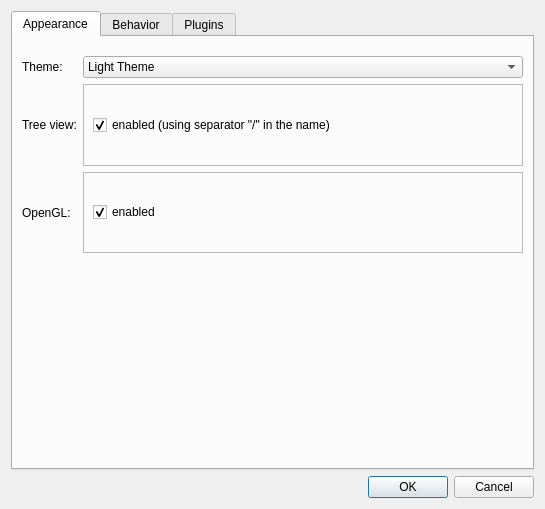
Before: the Qt Designer form plotjuggler_app/preferences_dialog.ui in ros2-gbp/plotjuggler-release, drawn with Qt 5.
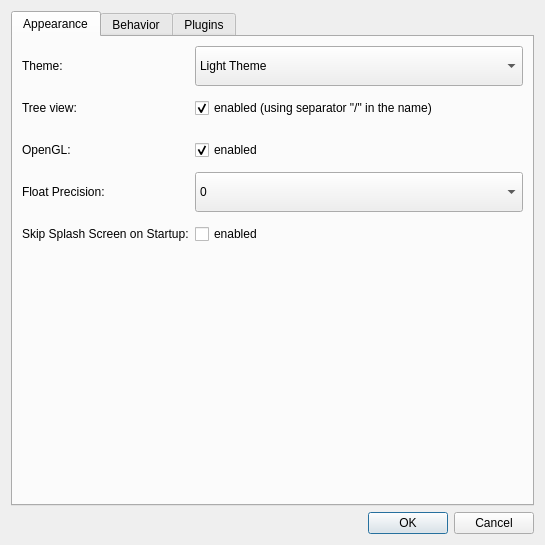
After: the same form once the commit is applied.

```diff
--- a/plotjuggler_app/preferences_dialog.ui
+++ b/plotjuggler_app/preferences_dialog.ui
@@ -7,7 +7,7 @@
     <x>0</x>
     <y>0</y>
     <width>545</width>
-    <height>509</height>
+    <height>545</height>
    </rect>
   </property>
   <property name="minimumSize">
@@ -32,17 +32,19 @@
       <attribute name="title">
        <string>Appearance</string>
       </attribute>
-      <layout class="QVBoxLayout" name="verticalLayout_8">
+      <layout class="QVBoxLayout" name="verticalLayout_5">
        <item>
-        <layout class="QFormLayout" name="formLayout_3">
-         <property name="fieldGrowthPolicy">
-          <enum>QFormLayout::ExpandingFieldsGrow</enum>
+        <layout class="QVBoxLayout" name="verticalLayout_4" stretch="0,1">
+         <item>
+          <layout class="QFormLayout" name="formLayout">
+           <property name="labelAlignment">
+            <set>Qt::AlignLeading|Qt::AlignLeft|Qt::AlignVCenter</set>
          </property>
          <property name="formAlignment">
-          <set>Qt::AlignCenter</set>
-         </property>
-         <property name="topMargin">
-          <number>10</number>
+            <set>Qt::AlignLeading|Qt::AlignLeft|Qt::AlignVCenter</set>
+           </property>
+           <property name="verticalSpacing">
+            <number>2</number>
          </property>
          <item row="0" column="0">
           <widget class="QLabel" name="label">
@@ -52,6 +54,12 @@
              <verstretch>0</verstretch>
             </sizepolicy>
            </property>
+             <property name="minimumSize">
+              <size>
+               <width>0</width>
+               <height>40</height>
+              </size>
+             </property>
            <property name="text">
             <string>Theme:</string>
            </property>
@@ -65,6 +73,12 @@
              <verstretch>0</verstretch>
             </sizepolicy>
            </property>
+             <property name="minimumSize">
+              <size>
+               <width>0</width>
+               <height>40</height>
+              </size>
+             </property>
            <item>
             <property name="text">
              <string>Light Theme</string>
@@ -100,28 +114,13 @@
           </widget>
          </item>
          <item row="1" column="1">
-          <widget class="QFrame" name="frame_2">
-           <property name="sizePolicy">
-            <sizepolicy hsizetype="Expanding" vsizetype="Preferred">
-             <horstretch>0</horstretch>
-             <verstretch>0</verstretch>
-            </sizepolicy>
-           </property>
-           <property name="minimumSize">
-            <size>
-             <width>0</width>
-             <height>40</height>
-            </size>
-           </property>
-           <property name="frameShape">
-            <enum>QFrame::StyledPanel</enum>
-           </property>
-           <property name="frameShadow">
-            <enum>QFrame::Raised</enum>
-           </property>
-           <layout class="QVBoxLayout" name="verticalLayout_4">
-            <item>
              <widget class="QCheckBox" name="checkBoxSeparator">
+             <property name="minimumSize">
+              <size>
+               <width>0</width>
+               <height>40</height>
+              </size>
+             </property>
               <property name="toolTip">
                <string>&lt;html&gt;&lt;head/&gt;&lt;body&gt;&lt;p&gt;Change will not be applied to existing timeseries.&lt;/p&gt;&lt;/body&gt;&lt;/html&gt;</string>
               </property>
@@ -133,9 +132,6 @@
               </property>
              </widget>
             </item>
-           </layout>
-          </widget>
-         </item>
          <item row="2" column="0">
           <widget class="QLabel" name="label_7">
            <property name="sizePolicy">
@@ -156,22 +152,13 @@
           </widget>
          </item>
          <item row="2" column="1">
-          <widget class="QFrame" name="frame_3">
-           <property name="sizePolicy">
-            <sizepolicy hsizetype="Expanding" vsizetype="Preferred">
-             <horstretch>0</horstretch>
-             <verstretch>0</verstretch>
-            </sizepolicy>
-           </property>
-           <property name="frameShape">
-            <enum>QFrame::StyledPanel</enum>
-           </property>
-           <property name="frameShadow">
-            <enum>QFrame::Raised</enum>
-           </property>
-           <layout class="QVBoxLayout" name="verticalLayout_5">
-            <item>
              <widget class="QCheckBox" name="checkBoxOpenGL">
+             <property name="minimumSize">
+              <size>
+               <width>0</width>
+               <height>40</height>
+              </size>
+             </property>
               <property name="toolTip">
                <string>&lt;html&gt;&lt;head/&gt;&lt;body&gt;&lt;p&gt;Change will not be applied to existing plots.&lt;/p&gt;&lt;/body&gt;&lt;/html&gt;</string>
               </property>
@@ -183,7 +170,117 @@
               </property>
              </widget>
             </item>
-           </layout>
+           <item row="3" column="0">
+            <widget class="QLabel" name="label">
+             <property name="sizePolicy">
+              <sizepolicy hsizetype="Preferred" vsizetype="Expanding">
+               <horstretch>0</horstretch>
+               <verstretch>0</verstretch>
+              </sizepolicy>
+             </property>
+             <property name="minimumSize">
+              <size>
+               <width>0</width>
+               <height>40</height>
+              </size>
+             </property>
+             <property name="text">
+              <string>Float Precision:</string>
+             </property>
+            </widget>
+           </item>
+           <item row="3" column="1">
+            <widget class="QComboBox" name="comboBoxPrecision">
+             <property name="sizePolicy">
+              <sizepolicy hsizetype="Expanding" vsizetype="Fixed">
+               <horstretch>0</horstretch>
+               <verstretch>0</verstretch>
+              </sizepolicy>
+             </property>
+             <property name="minimumSize">
+              <size>
+               <width>0</width>
+               <height>40</height>
+              </size>
+             </property>
+             <item>
+              <property name="text">
+               <string>0</string>
+              </property>
+             </item>
+             <item>
+              <property name="text">
+               <string>1</string>
+              </property>
+             </item>
+             <item>
+              <property name="text">
+               <string>2</string>
+              </property>
+             </item>
+             <item>
+              <property name="text">
+               <string>3</string>
+              </property>
+             </item>
+             <item>
+              <property name="text">
+               <string>4</string>
+              </property>
+             </item>
+             <item>
+              <property name="text">
+               <string>5</string>
+              </property>
+             </item>
+             <item>
+              <property name="text">
+               <string>6</string>
+              </property>
+             </item>
+             <item>
+              <property name="text">
+               <string>7</string>
+              </property>
+             </item>
+            </widget>
+           </item>
+           <item row="4" column="0">
+            <widget class="QLabel" name="label">
+             <property name="sizePolicy">
+              <sizepolicy hsizetype="Preferred" vsizetype="Expanding">
+               <horstretch>0</horstretch>
+               <verstretch>0</verstretch>
+              </sizepolicy>
+             </property>
+             <property name="minimumSize">
+              <size>
+               <width>0</width>
+               <height>40</height>
+              </size>
+             </property>
+             <property name="text">
+              <string>Skip Splash Screen on Startup:</string>
+             </property>
+            </widget>
+           </item>
+           <item row="4" column="1">
+            <widget class="QCheckBox" name="checkBoxSkipSplash">
+             <property name="minimumSize">
+              <size>
+               <width>0</width>
+               <height>40</height>
+              </size>
+             </property>
+             <property name="toolTip">
+              <string>&lt;html&gt;&lt;head/&gt;&lt;body&gt;&lt;p&gt;Enabling this will make PlotJuggler less fun.&lt;/p&gt;&lt;/body&gt;&lt;/html&gt;</string>
+             </property>
+             <property name="text">
+              <string>enabled</string>
+             </property>
+             <property name="checked">
+              <bool>false</bool>
+             </property>
           </widget>
          </item>
         </layout>
@@ -202,6 +299,8 @@
         </spacer>
        </item>
       </layout>
+       </item>
+      </layout>
      </widget>
      <widget class="QWidget" name="behaviorTab">
       <attribute name="title">
```
Left out of the diff: 45 changed lines with no effect on the pictures. Lines whose indentation alone changed are shown as unchanged.
